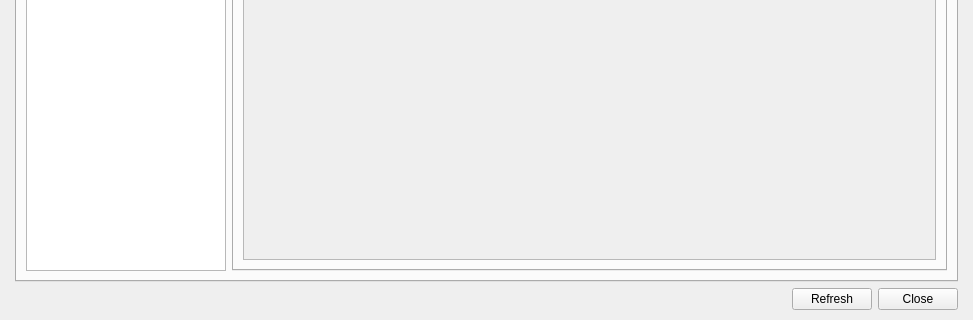
Before: the Qt Designer form Editor/Dialogs/dialogscripts.ui in RPG-Paper-Maker/RPG-Paper-Maker, drawn with Qt 5; both pictures show x 0 to 973 and y 231 to 551 of the 973 by 551 pixel window.
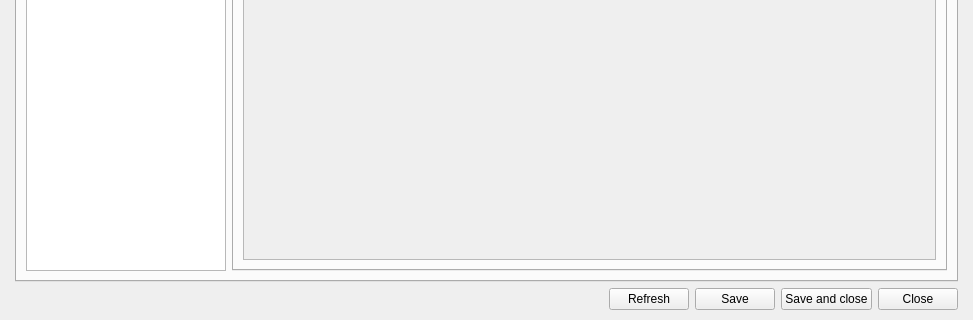
After: the same form once the commit is applied. Custom widgets are drawn as their Qt base class.

Commit message: Scripts manager: add save + save & close buttons

The edit to the form file:
```diff
--- a/Editor/Dialogs/dialogscripts.ui
+++ b/Editor/Dialogs/dialogscripts.ui
@@ -615,7 +615,7 @@
       </widget>
      </item>
      <item>
-      <layout class="QHBoxLayout" name="horizontalLayout_2" stretch="1,0,0">
+      <layout class="QHBoxLayout" name="horizontalLayout_2" stretch="1,0,0,0,0">
        <item>
         <spacer name="horizontalSpacer">
          <property name="orientation">
@@ -636,6 +636,20 @@
          </property>
         </widget>
        </item>
+       <item>
+        <widget class="QPushButton" name="pushButtonSave">
+         <property name="text">
+          <string>Save</string>
+         </property>
+        </widget>
+       </item>
+       <item>
+        <widget class="QPushButton" name="pushButtonSaveAndClose">
+         <property name="text">
+          <string>Save and close</string>
+         </property>
+        </widget>
+       </item>
        <item>
         <widget class="QPushButton" name="pushButtonClose">
          <property name="text">
```
The commit also changes 3 other files.
